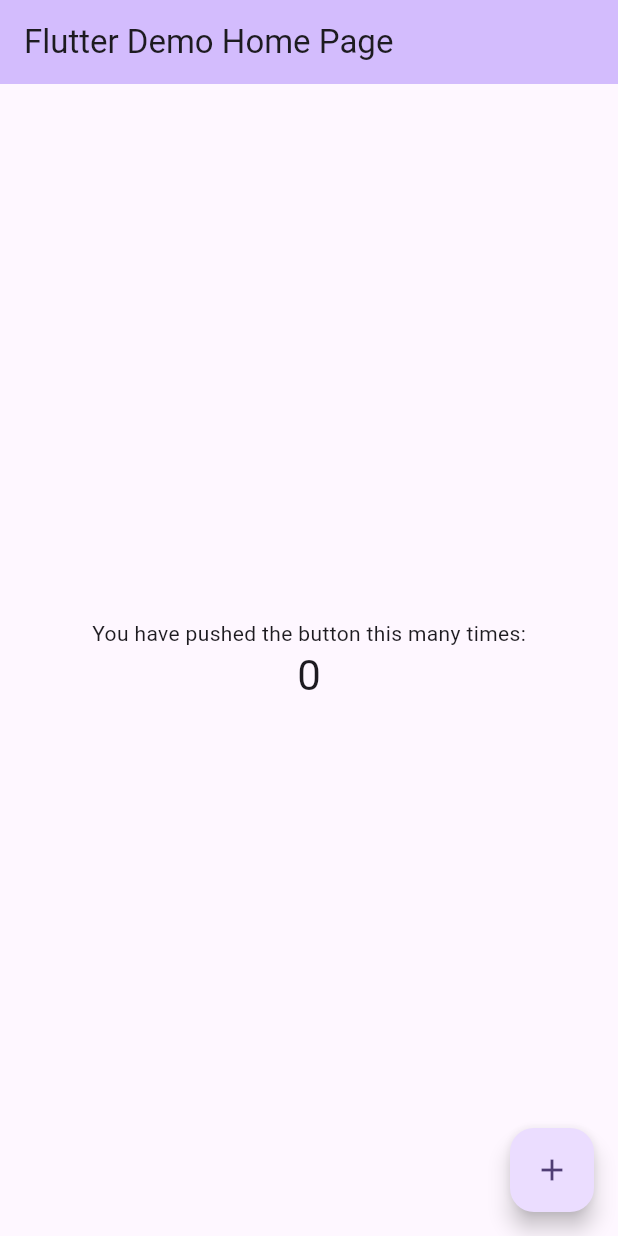
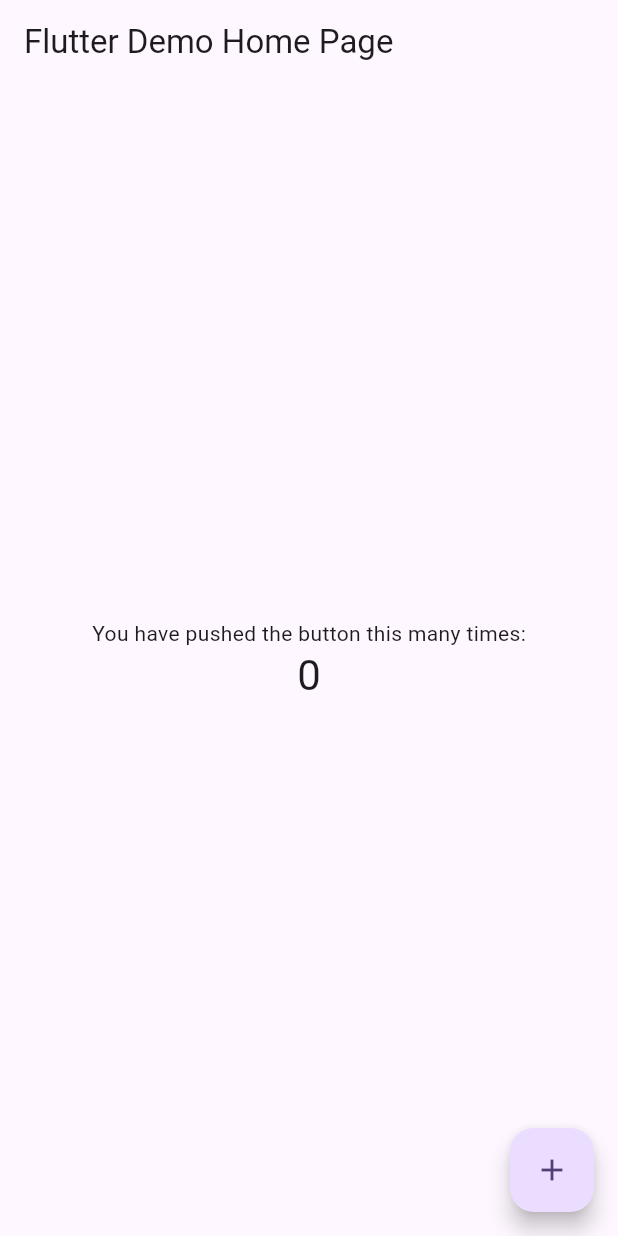
Before and after one commit to DipaliSojitra191/action_test, a Flutter app: the screen it shows after launch, on a phone screen of 412 x 824 dp. Run offline on Flutter 3.47's test engine with Material 3 defaults, Android fonts, the phone set to English and light mode, and no system bars.

```diff
--- a/lib/main.dart
+++ b/lib/main.dart
@@ -7,27 +7,11 @@ void main() {
 class MyApp extends StatelessWidget {
   const MyApp({super.key});
 
-  // This widget is the root of your application.
   @override
   Widget build(BuildContext context) {
     return MaterialApp(
       title: 'Flutter Demo',
       theme: ThemeData(
-        // This is the theme of your application.
-        //
-        // TRY THIS: Try running your application with "flutter run". You'll see
-        // the application has a purple toolbar. Then, without quitting the app,
-        // try changing the seedColor in the colorScheme below to Colors.green
-        // and then invoke "hot reload" (save your changes or press the "hot
-        // reload" button in a Flutter-supported IDE, or press "r" if you used
-        // the command line to start the app).
-        //
-        // Notice that the counter didn't reset back to zero; the application
-        // state is not lost during the reload. To reset the state, use hot
-        // restart instead.
-        //
-        // This works for code too, not just values: Most code changes can be
-        // tested with just a hot reload.
         colorScheme: ColorScheme.fromSeed(seedColor: Colors.deepPurple),
         useMaterial3: true,
       ),
@@ -38,15 +22,6 @@ class MyApp extends StatelessWidget {
 
 class MyHomePage extends StatefulWidget {
   const MyHomePage({super.key, required this.title});
-
-  // This widget is the home page of your application. It is stateful, meaning
-  // that it has a State object (defined below) that contains fields that affect
-  // how it looks.
-
-  // This class is the configuration for the state. It holds the values (in this
-  // case the title) provided by the parent (in this case the App widget) and
-  // used by the build method of the State. Fields in a Widget subclass are
-  // always marked "final".
 
   final String title;
 
@@ -59,50 +34,18 @@ class _MyHomePageState extends State<MyHomePage> {
 
   void _incrementCounter() {
     setState(() {
-      // This call to setState tells the Flutter framework that something has
-      // changed in this State, which causes it to rerun the build method below
-      // so that the display can reflect the updated values. If we changed
-      // _counter without calling setState(), then the build method would not be
-      // called again, and so nothing would appear to happen.
       _counter++;
     });
   }
 
   @override
   Widget build(BuildContext context) {
-    // This method is rerun every time setState is called, for instance as done
-    // by the _incrementCounter method above.
-    //
-    // The Flutter framework has been optimized to make rerunning build methods
-    // fast, so that you can just rebuild anything that needs updating rather
-    // than having to individually change instances of widgets.
     return Scaffold(
       appBar: AppBar(
-        // TRY THIS: Try changing the color here to a specific color (to
-        // Colors.amber, perhaps?) and trigger a hot reload to see the AppBar
-        // change color while the other colors stay the same.
-        backgroundColor: Theme.of(context).colorScheme.inversePrimary,
-        // Here we take the value from the MyHomePage object that was created by
-        // the App.build method, and use it to set our appbar title.
         title: Text(widget.title),
       ),
       body: Center(
-        // Center is a layout widget. It takes a single child and positions it
-        // in the middle of the parent.
         child: Column(
-          // Column is also a layout widget. It takes a list of children and
-          // arranges them vertically. By default, it sizes itself to fit its
-          // children horizontally, and tries to be as tall as its parent.
-          //
-          // Column has various properties to control how it sizes itself and
-          // how it positions its children. Here we use mainAxisAlignment to
-          // center the children vertically; the main axis here is the vertical
-          // axis because Columns are vertical (the cross axis would be
-          // horizontal).
-          //
-          // TRY THIS: Invoke "debug painting" (choose the "Toggle Debug Paint"
-          // action in the IDE, or press "p" in the console), to see the
-          // wireframe for each widget.
           mainAxisAlignment: MainAxisAlignment.center,
           children: <Widget>[
             const Text(
```
Also changed, not shown: 1 other file.
